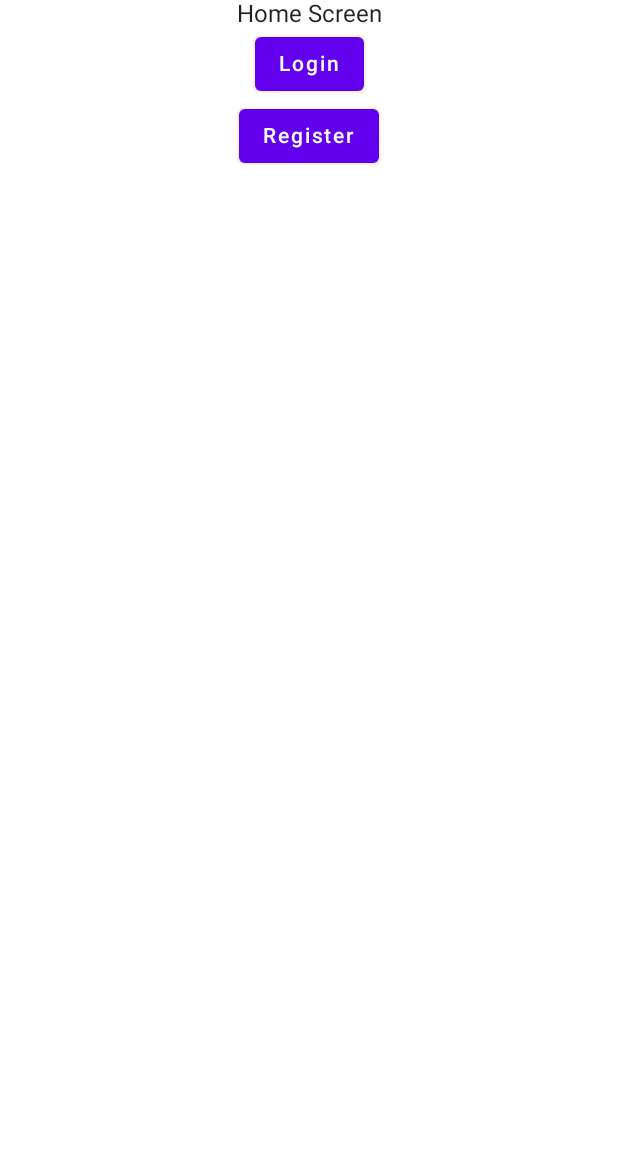
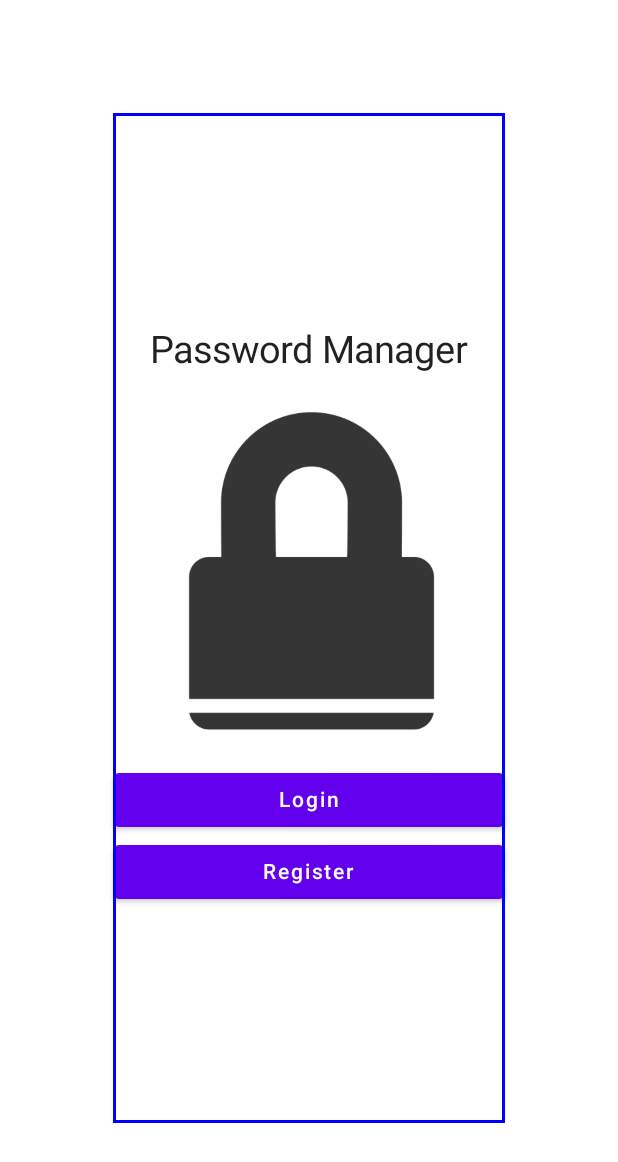
Before and after one commit to JosueMolinaMorales/password-manager-app, an Android app built with Jetpack Compose: the screen it shows after launch (MainActivity), on a phone screen of 412 x 824 dp. Shown: the top 1162 px of the screen. Run offline under Robolectric (Android 15) with nearby library versions, the phone set to English and light mode, and no system bars.

Commit message:
done home screen

```diff
--- a/app/src/main/java/com/example/password_manager_app/ui/HomeScreen.kt
+++ b/app/src/main/java/com/example/password_manager_app/ui/HomeScreen.kt
@@ -1,26 +1,41 @@
 package com.example.password_manager_app.ui
 
-import androidx.compose.foundation.layout.Column
-import androidx.compose.foundation.layout.fillMaxWidth
+import androidx.compose.foundation.Image
+import androidx.compose.foundation.border
+import androidx.compose.foundation.layout.*
 import androidx.compose.material.Button
 import androidx.compose.material.Text
 import androidx.compose.runtime.Composable
 import androidx.compose.ui.Alignment
 import androidx.compose.ui.Modifier
+import androidx.compose.ui.graphics.Color
+import androidx.compose.ui.res.painterResource
+import androidx.compose.ui.unit.dp
+import androidx.compose.ui.unit.sp
+import com.example.password_manager_app.R
 
 @Composable
 fun HomeScreen(
     onNavigateToLogin: () -> Unit
 ) {
     Column(
-        modifier = Modifier.fillMaxWidth(),
-        horizontalAlignment = Alignment.CenterHorizontally
+        modifier = Modifier
+            .fillMaxWidth()
+            .fillMaxHeight()
+            .padding(75.dp)
+            .border(2.dp, Color.Blue),
+        horizontalAlignment = Alignment.CenterHorizontally,
+        verticalArrangement = Arrangement.Center
     ){
-        Text(text = "Home Screen")
-        Button(onClick = onNavigateToLogin) {
+        Text(text = "Password Manager", fontSize = 25.sp)
+        Image(
+            painter = painterResource(id = R.drawable.img),
+            contentDescription = ""
+        )
+        Button(modifier = Modifier.fillMaxWidth(), onClick = onNavigateToLogin) {
             Text("Login")
         }
-        Button(onClick = {}) {
+        Button(modifier = Modifier.fillMaxWidth(), onClick = {}) {
             Text("Register")
         }
     }
```
